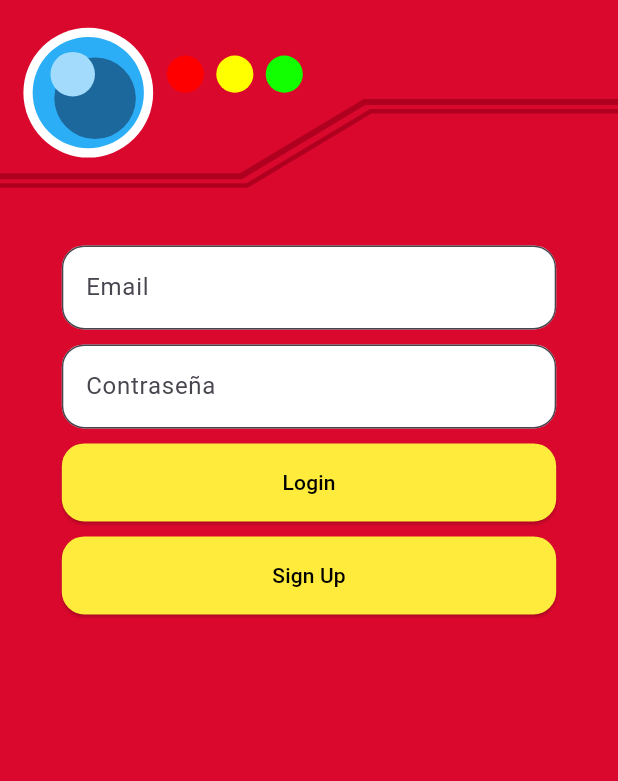
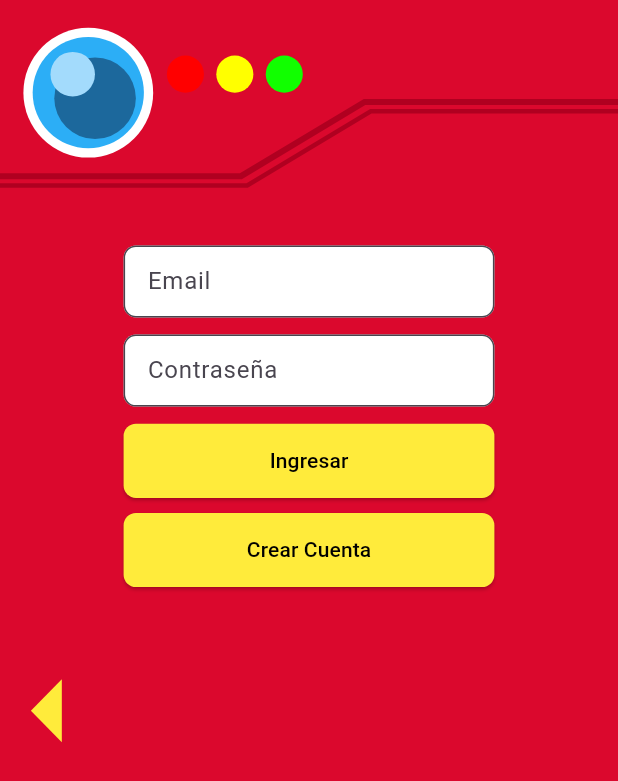
Before and after one commit to AngelFavila/poquidax, a Flutter app: the screen it shows after launch, on a phone screen of 412 x 824 dp. Shown: the top 781 px of the screen. Run offline on Flutter 3.47's test engine with Material 3 defaults, Android fonts, the phone set to English and light mode, and no system bars; our stand-ins replace firebase_auth, firebase_core, fluttertoast; accounts and stored records are empty.

Commit message:
Fix de overflow y mejora de UI
- Arreglo los problemas de overflow
- Agrego el triangulo del Pokedex cerrado
- Agregaron botones de DPad
- Se separaron más painters y view
- Se cambio la imagen de los botones
- Se cambiaron mensajes a español

```diff
--- a/poquidax/lib/main.dart
+++ b/poquidax/lib/main.dart
@@ -71,15 +71,19 @@ class Main extends StatelessWidget {
     debugShowCheckedModeBanner: false,
     home: Scaffold(
       backgroundColor: myColorScheme.primary,
+      resizeToAvoidBottomInset: false,  // Previene mover el triangulo amarillo y overflow
       body: Column(
         children: [
           bannerContainer(
-              height: screenSize.height,
-              colorScheme: myColorScheme),
-          Expanded(
+            height: screenSize.height * 0.15,
+            colorScheme: myColorScheme,
+          ),
+          Expanded(  // This will take up remaining space in the column
             child: Container(
+              width: double.infinity,  // Ensure it covers the full width
+              height: double.infinity, // Ensure it takes up all available height
               alignment: Alignment.center,
-              child: viewModel.screenWidget,
+              child: viewModel.screenWidget,  // Your dynamic content widget
             ),
           ),
         ],
@@ -89,4 +93,5 @@ class Main extends StatelessWidget {
 }
 
 
+
 }
--- a/poquidax/lib/view/pokedex/pokedex_banner.dart
+++ b/poquidax/lib/view/pokedex/pokedex_banner.dart
@@ -2,7 +2,7 @@ import 'package:flutter/material.dart';
 
 Widget bannerContainer({required double height,required ColorScheme colorScheme}) {
   return SizedBox(
-                  height: height * 0.15,
+                  height: height,
                   child:
                 LayoutBuilder(
     builder: (context, constraints) {
--- a/poquidax/lib/view/session/login_view.dart
+++ b/poquidax/lib/view/session/login_view.dart
@@ -1,4 +1,5 @@
 import 'package:flutter/material.dart';
+import 'package:pokedax/view/session/painter/arrow_painter.dart';
 import 'package:pokedax/view/session/widgets/custom_text_field.dart';
 import '../../viewmodel/login_viewmodel.dart';
 
@@ -7,7 +8,12 @@ class LoginView extends StatefulWidget {
   final LoginViewModel _viewModel;
   final Size screenSize;
 
-  LoginView(this._viewModel, {super.key, required this.screenSize, required Function onLoginResult,}) {
+  LoginView(
+    this._viewModel, {
+    super.key,
+    required this.screenSize,
+    required Function onLoginResult,
+  }) {
     _viewModel.onLoginResult = onLoginResult;
   }
 
@@ -18,62 +24,90 @@ class LoginView extends StatefulWidget {
 class _LoginViewState extends State<LoginView> {
   @override
   Widget build(BuildContext context) {
-    return Container(
+    return Stack(
+
+      children: [
+        // Custom painter with the yellow arrow
+        Positioned.fill(
+          child: CustomPaint(
+            painter: ArrowPainter(),
+          ),
+        ),
+        // The rest of the content
+        Container(
+
           alignment: Alignment.topCenter, // Centers the content inside
           child: Column(
             mainAxisSize:
                 MainAxisSize.min, // Prevents Column from taking full height
             children: [
-          SizedBox(
-            height: 40,
-          ),
+              SizedBox(height: 40),
               _emailField(),
               SizedBox(height: 10),
               _passwordField(),
               SizedBox(height: 10),
-          LoginButton(),
+              _loginButton(),
               SizedBox(height: 10),
-          SignUpButton(),
+              _signUpButton(),
             ],
           ),
+        ),
+      ],
     );
   }
 
   // Email Field creado desde factory
   Widget _emailField() {
-    return CustomTextField(
+    Size customSize = Size(MediaQuery.of(context).size.width,
+        MediaQuery.of(context).size.height * 0.06);
+
+    return Padding(
+      padding: EdgeInsets.only(
+          left: MediaQuery.of(context).size.width * 0.2,
+          right: MediaQuery.of(context).size.width * 0.2),
+      child: CustomTextField(
         label: "Email",
-      size: MediaQuery.of(context).size,
+        size: customSize,
         notifier: widget._viewModel.emailNotifier,
         hints: [AutofillHints.email],
         onChanged: (value) {
           widget._viewModel.email = value; // Update email in ViewModel
         },
+      ),
     );
   }
 
   // Password field creado desde factory
   Widget _passwordField() {
-    return CustomTextField(
+    Size customSize = Size(MediaQuery.of(context).size.width,
+        MediaQuery.of(context).size.height * 0.06);
+
+    return Padding(
+      padding: EdgeInsets.only(
+          left: MediaQuery.of(context).size.width * 0.2,
+          right: MediaQuery.of(context).size.width * 0.2),
+      child: CustomTextField(
         obscureText: true,
         label: "Contraseña",
-      size: MediaQuery.of(context).size,
+        size: customSize,
         notifier: widget._viewModel.passwordNotifier,
         hints: [AutofillHints.password],
         onChanged: (value) {
           widget._viewModel.password = value; // Update password in ViewModel
         },
+      ),
     );
   }
 
-
   // Login Button
-  Widget LoginButton() {
+  Widget _loginButton() {
     return SizedBox(
       width: double.infinity,
+      height:
+          widget.screenSize.height * 0.06, // Set height to 6% of screen height
       child: Padding(
         padding:
-            EdgeInsets.symmetric(horizontal: widget.screenSize.width * 0.1),
+            EdgeInsets.symmetric(horizontal: widget.screenSize.width * 0.2),
         child: ElevatedButton(
           onPressed: () {
             widget._viewModel.handleLogin();
@@ -81,24 +115,27 @@ class _LoginViewState extends State<LoginView> {
           style: ElevatedButton.styleFrom(
             backgroundColor: Colors.yellow,
             foregroundColor: Colors.black,
-            padding: EdgeInsets.symmetric(vertical: 16),
+            padding:
+                EdgeInsets.zero, // Remove extra padding to fit within height
             shape: RoundedRectangleBorder(
-              borderRadius: BorderRadius.circular(15),
+              borderRadius:
+                  BorderRadius.circular(widget.screenSize.width * 0.02),
             ),
           ),
-          child: Text("Login"),
+          child: const Text("Ingresar"),
         ),
       ),
     );
   }
 
-  // SignUp Button
-  Widget SignUpButton() {
+  Widget _signUpButton() {
     return SizedBox(
       width: double.infinity,
+      height:
+          widget.screenSize.height * 0.06, // Set height to 6% of screen height
       child: Padding(
         padding:
-            EdgeInsets.symmetric(horizontal: widget.screenSize.width * 0.1),
+            EdgeInsets.symmetric(horizontal: widget.screenSize.width * 0.2),
         child: ElevatedButton(
           onPressed: () {
             widget._viewModel.onSignUpClick();
@@ -106,12 +143,14 @@ class _LoginViewState extends State<LoginView> {
           style: ElevatedButton.styleFrom(
             backgroundColor: Colors.yellow,
             foregroundColor: Colors.black,
-            padding: EdgeInsets.symmetric(vertical: 16),
+            padding:
+                EdgeInsets.zero, // Remove extra padding to fit within height
             shape: RoundedRectangleBorder(
-              borderRadius: BorderRadius.circular(15),
+              borderRadius:
+                  BorderRadius.circular(widget.screenSize.width * 0.02),
             ),
           ),
-          child: Text("Sign Up"),
+          child: const Text("Crear Cuenta"),
         ),
       ),
     );
--- a/poquidax/lib/view/session/widgets/custom_text_field.dart
+++ b/poquidax/lib/view/session/widgets/custom_text_field.dart
@@ -44,19 +44,22 @@ class CustomTextField extends StatelessWidget {
       controller.selection = TextSelection.fromPosition(TextPosition(offset: controller.text.length));
     });
 
-    return Padding(
-      padding: EdgeInsets.symmetric(horizontal: size.width * 0.1),
+    return SizedBox(
+      width: size.width,  // Set desired width
+      height: size.height,
       child: TextFormField(
           controller: controller,  // Bind the controller
           onChanged: onChanged,    // Pass the callback for onChanged
           obscureText: obscureText, // Conditionally obscure text
           autofillHints: hints,
           decoration: InputDecoration(
+
             labelText: label,
             floatingLabelBehavior: FloatingLabelBehavior.never,
             filled: true,
             fillColor: Colors.white,
-          border: OutlineInputBorder(borderRadius: BorderRadius.circular(15.0)),
+            border: OutlineInputBorder(borderRadius: BorderRadius.circular(size.width*0.02)),
+            contentPadding: EdgeInsets.symmetric(vertical: 8.0, horizontal: 12.0),
           ),
       ),
     );
--- a/poquidax/lib/viewmodel/signup_viewModel.dart
+++ b/poquidax/lib/viewmodel/signup_viewModel.dart
@@ -5,19 +5,21 @@ import 'package:pokedax/services/firebase/auth_service.dart';
 class SignUpViewModel {
   String _email = '';
   String _password = '';
-  final ValueNotifier<String> _usernameNotifier = ValueNotifier('');
+  final ValueNotifier<String> _emailNotifier = ValueNotifier('');
   final ValueNotifier<String> _passwordNotifier = ValueNotifier('');
+
+
+  ValueNotifier<String> get emailNotifier => _emailNotifier;
+  ValueNotifier<String> get passwordNotifier => _passwordNotifier;
 
   late Function onSignUpResult; // Callback para notificar si el login es exitoso o no
   late Function onBackButton;
   SignUpViewModel({required this.onSignUpResult, required this.onBackButton});
 
-  ValueNotifier<String> get usernameNotifier => _usernameNotifier;
-  ValueNotifier<String> get passwordNotifier => _passwordNotifier;
 
-  set username(String value) {
+  set email(String value) {
     _email = value.trim();
-    _usernameNotifier.value = _email;
+    _emailNotifier.value = _email;
   }
 
   set password(String value) {
```
Also changed, not shown: poquidax/lib/view/pokedex/pokedex_view.dart (+54 -0 lines), poquidax/lib/view/pokedex/widgets/dpad.dart (added, +80 -0 lines), poquidax/lib/view/pokedex/widgets/pokedex_screen.dart (+12 -73 lines), poquidax/lib/view/session/painter/arrow_painter.dart (added, +24 -0 lines), poquidax/lib/view/session/signup_view.dart (+62 -57 lines). Lines whose indentation alone changed are shown as unchanged.
